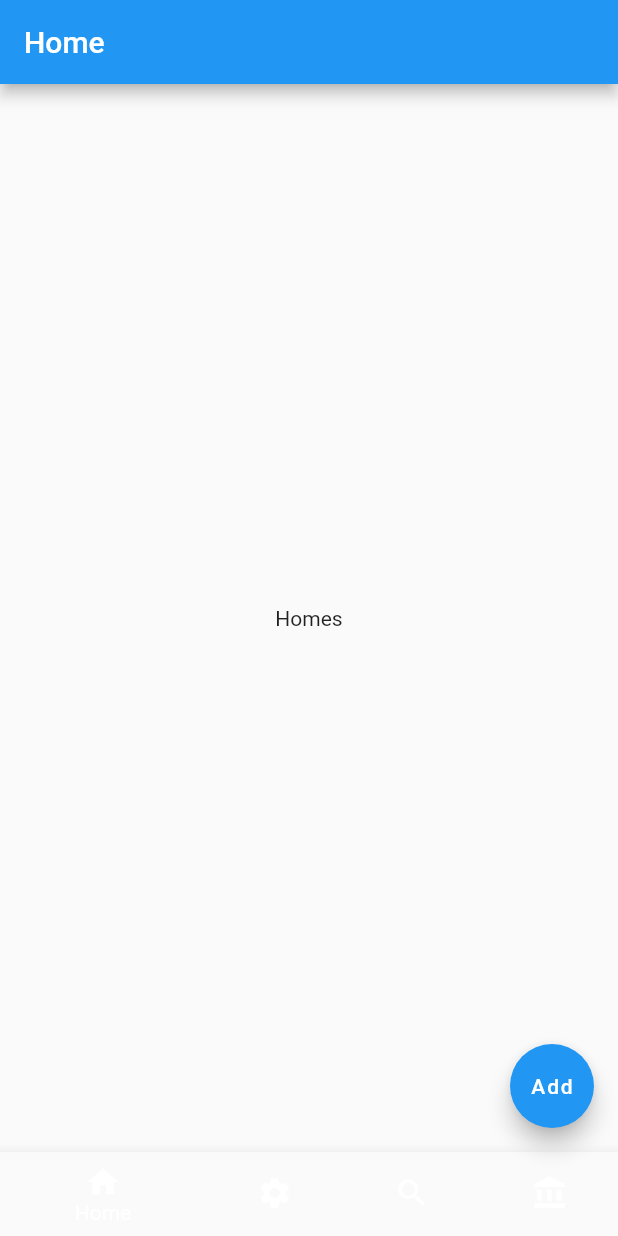
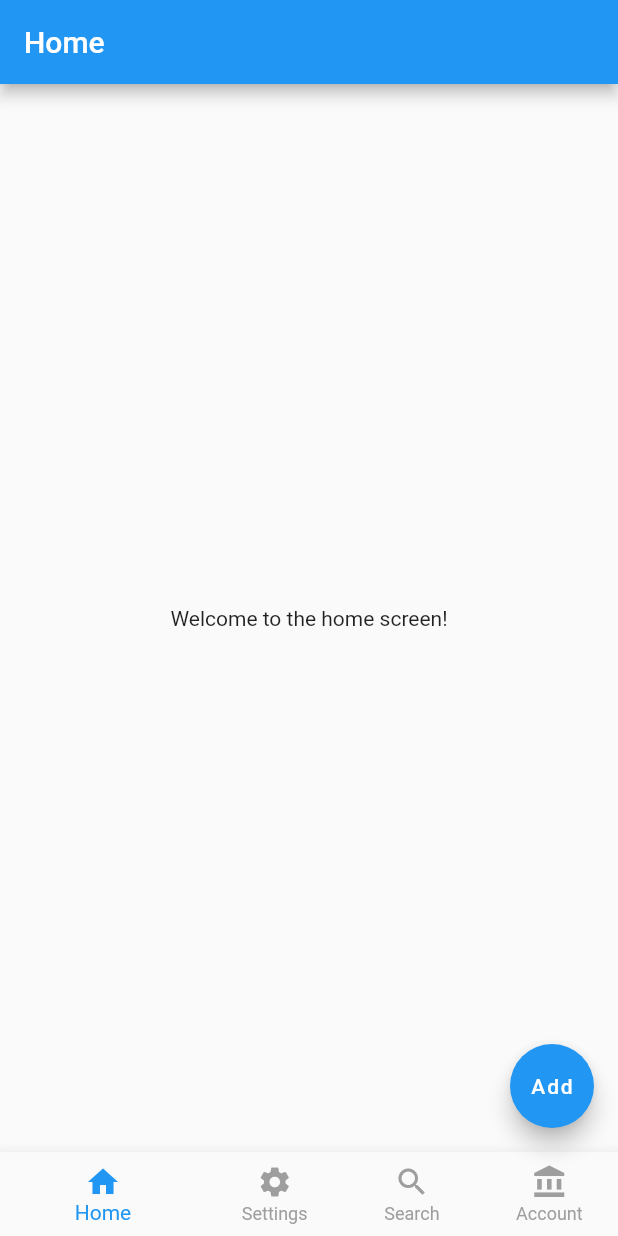
Before and after one commit to stevechacha/FlutterPlayground, a Flutter app: the screen it shows after launch, on a phone screen of 412 x 824 dp. Run offline on Flutter 3.47's test engine with Material 2 defaults, Android fonts, the phone set to English and light mode, and no system bars.

Commit message:
second commit

```diff
--- /dev/null
+++ b/lib/home.dart
@@ -0,0 +1,18 @@
+import 'package:flutter/material.dart';
+
+
+class HomeScreen extends StatelessWidget {
+  const HomeScreen({super.key});
+
+  @override
+  Widget build(BuildContext context) {
+    return Scaffold(
+      appBar: AppBar(
+        title: const Text('Home'),
+      ),
+      body: const Center(
+        child: Text('Welcome to the home screen!'),
+      ),
+    );
+  }
+}
--- a/lib/main.dart
+++ b/lib/main.dart
@@ -1,39 +1,47 @@
 import 'package:flutter/material.dart';
+import 'package:hubar/search.dart';
+import 'package:hubar/settings.dart';
+
+import 'accounts.dart';
+import 'home.dart';
 
 void main() {
   runApp(const MyApp());
 }
 
-class MyApp extends StatelessWidget {
+class MyApp extends StatefulWidget {
   const MyApp({Key? key}) : super(key: key);
 
-  get child => null;
+  @override
+  State<MyApp> createState() => _MyAppState();
+}
+
+class _MyAppState extends State<MyApp> {
+  int _selectedIndex = 0;
+
+  static const List<Widget> _screens = <Widget>[
+    HomeScreen(),
+    SettingsScreen(),
+    SearchScreen(),
+    AccountScreen(),
+  ];
+
+  void _onItemTapped(int index) {
+    setState(() {
+      _selectedIndex = index;
+    });
+  }
 
   @override
   Widget build(BuildContext context) {
     return MaterialApp(
       debugShowCheckedModeBanner: false,
       home: Scaffold(
-        appBar: AppBar(
-          title: const Text('Home'),
+        body: _screens[_selectedIndex],
+        floatingActionButton: FloatingActionButton(
+          onPressed: () {},
+          child: const Text('Add'),
         ),
-        body: Center(
-          child: SizedBox(
-            child: Column(
-              mainAxisAlignment: MainAxisAlignment.center,
-              crossAxisAlignment: CrossAxisAlignment.start,
-              children: const [
-                Text(
-                  'Homes',
-                  textAlign: TextAlign.center,
-                  maxLines: 1,
-                ),
-              ],
-            ),
-
-          ),
-        ),
-        floatingActionButton: FloatingActionButton(onPressed: () {  },child: const Text('Add'),),
         bottomNavigationBar: BottomNavigationBar(
           items: const [
             BottomNavigationBarItem(icon: Icon(Icons.home), label: 'Home'),
@@ -41,6 +49,11 @@ class MyApp extends StatelessWidget {
             BottomNavigationBarItem(icon: Icon(Icons.search), label: 'Search'),
             BottomNavigationBarItem(icon: Icon(Icons.account_balance), label: 'Account')
           ],
+          currentIndex: _selectedIndex,
+          selectedItemColor: Colors.blue,
+          onTap: _onItemTapped,
+          unselectedItemColor: Colors.grey,
+          showUnselectedLabels: true,
         ),
       ),
     );
```
Also changed, not shown: lib/accounts.dart (added, +13 -0 lines), lib/login.dart (added, +28 -0 lines), lib/register.dart (added, +82 -0 lines), lib/search.dart (added, +14 -0 lines), lib/settings.dart (added, +13 -0 lines).
